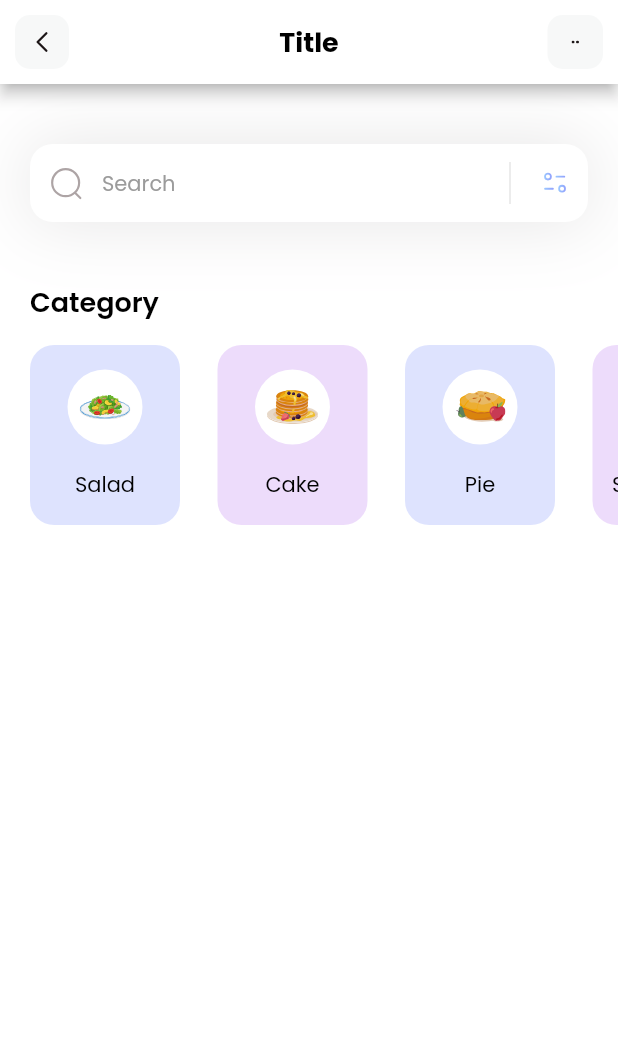
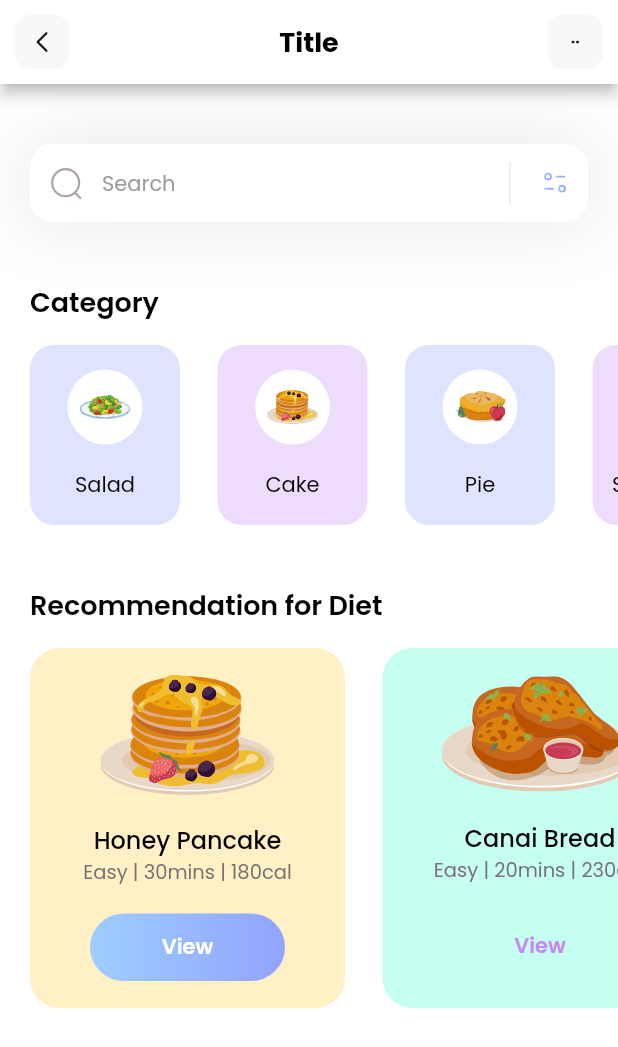
Before and after one commit to PerseuAlves/flutter-sample-app, a Flutter app: the screen it shows after launch, on a phone screen of 412 x 824 dp. Shown: the top 1047 px of the screen. Run offline on Flutter 3.47's test engine with Material 2 defaults, Android fonts, the phone set to English and light mode, and no system bars; our stand-ins replace flutter_svg.

Commit message:
diet section has been added

```diff
--- /dev/null
+++ b/lib/models/diet_model.dart
@@ -0,0 +1,49 @@
+import 'package:flutter/material.dart';
+
+class DietModel {
+  String name;
+  String iconPath;
+  String level;
+  String duration;
+  String calorie;
+  bool viewIsSelected;
+  Color boxColor;
+
+  DietModel({
+    required this.name,
+    required this.iconPath,
+    required this.level,
+    required this.duration,
+    required this.calorie,
+    required this.viewIsSelected,
+    required this.boxColor
+  });
+
+  static List<DietModel> getDiets() {
+    List<DietModel> diets = [];
+
+    diets.add(
+      DietModel(
+        name: 'Honey Pancake',
+        iconPath: 'assets/icons/honey-pancakes.svg',
+        level: 'Easy',
+        duration: '30mins',
+        calorie: '180cal',
+        viewIsSelected: true,
+        boxColor: const Color.fromARGB(255, 255, 204, 64))
+    );
+
+    diets.add(
+      DietModel(
+        name: 'Canai Bread',
+        iconPath: 'assets/icons/canai-bread.svg',
+        level: 'Easy',
+        duration: '20mins',
+        calorie: '230cal',
+        viewIsSelected: false,
+        boxColor: const Color.fromARGB(255, 64, 255, 207))
+    );
+
+    return diets;
+  }
+}
--- a/lib/pages/home.dart
+++ b/lib/pages/home.dart
@@ -1,4 +1,5 @@
 import 'package:fitness/models/category_model.dart';
+import 'package:fitness/models/diet_model.dart';
 import 'package:flutter/material.dart';
 import 'package:flutter_svg/flutter_svg.dart';
 
@@ -11,20 +12,21 @@ class HomePage extends StatefulWidget {
 
 class _HomePageState extends State<HomePage> {
   List<CategoryModel> categories = [];
+  List<DietModel> diets = [];
 
-  void _getCategories() {
+  void _getInitialInfo() {
     categories = CategoryModel.getCategories();
+    diets = DietModel.getDiets();
   }
 
   @override
   void initState() {
     super.initState();
-    _getCategories();
+    _getInitialInfo();
   }
 
   @override
   Widget build(BuildContext context) {
-    _getCategories();
     return Scaffold(
       appBar: appBar(),
       backgroundColor: Colors.white,
@@ -33,10 +35,111 @@ class _HomePageState extends State<HomePage> {
         children: [
           _searchField(),
           const SizedBox(height: 40),
-          _categoriesSection()
+          _categoriesSection(),
+          const SizedBox(height: 40),
+          _dietSection()
         ],
       ),
     );
+  }
+
+  Column _dietSection() {
+    return Column(
+          crossAxisAlignment: CrossAxisAlignment.start,
+
+          children: [
+            const Padding(
+              padding: EdgeInsets.only(left: 20),
+              child: Text(
+                'Recommendation for Diet',
+                style: TextStyle(
+                  color: Colors.black,
+                  fontSize: 18,
+                  fontWeight: FontWeight.w600
+                ),
+              ),
+            ),
+
+            const SizedBox(height: 15),
+
+            SizedBox(
+              height: 240,
+              child: ListView.separated(
+                itemBuilder: (context, index) {
+                  return Container(
+                    width: 210,
+                    decoration: BoxDecoration(
+                      color: diets[index].boxColor.withOpacity(0.3),
+                      borderRadius: BorderRadius.circular(20)
+                    ),
+
+                    child: Column(
+                      mainAxisAlignment: MainAxisAlignment.spaceEvenly,
+                      children: [
+                        SvgPicture.asset(diets[index].iconPath),
+
+                        Column(
+                          children: [
+                            Text(
+                              diets[index].name,
+                              style: const TextStyle(
+                                fontWeight: FontWeight.w500,
+                                color: Colors.black,
+                                fontSize: 16
+                              ),
+                            ),
+
+                            Text(
+                              '${diets[index].level} | ${diets[index].duration} | ${diets[index].calorie}',
+                              style: const TextStyle(
+                                  color: Color(0xff7B6F72),
+                                  fontSize: 13,
+                                  fontWeight: FontWeight.w400
+                              ),
+                            ),
+                          ],
+                        ),
+
+                        Container(
+                          height: 45,
+                          width: 130,
+                          decoration: BoxDecoration(
+                            gradient: LinearGradient(
+                              colors: [
+                                diets[index].viewIsSelected ? const Color(0xff9DCEFF) : Colors.transparent,
+                                diets[index].viewIsSelected ? const Color(0xff92A3FD) : Colors.transparent,
+                              ]
+                            ),
+                            borderRadius: BorderRadius.circular(50)
+                          ),
+
+                          child: Center(
+                            child: Text(
+                              'View',
+                              style: TextStyle(
+                                color: diets[index].viewIsSelected ? Colors.white : const Color(0xffC58BF2),
+                                fontWeight: FontWeight.w600,
+                                fontSize: 14
+                              ),
+                            ),
+                          ),
+                        )
+                      ],
+                    ),
+                  );
+                },
+
+                separatorBuilder: (context, index) => const SizedBox(width: 25),
+                itemCount: diets.length,
+                scrollDirection: Axis.horizontal,
+                padding: const EdgeInsets.only(
+                  left: 20,
+                  right: 20
+                )
+              ),
+            )
+          ],
+        );
   }
 
   Column _categoriesSection() {
```
Also changed, not shown: assets/icons/canai-bread.svg (added), assets/icons/honey-pancakes.svg (added).
